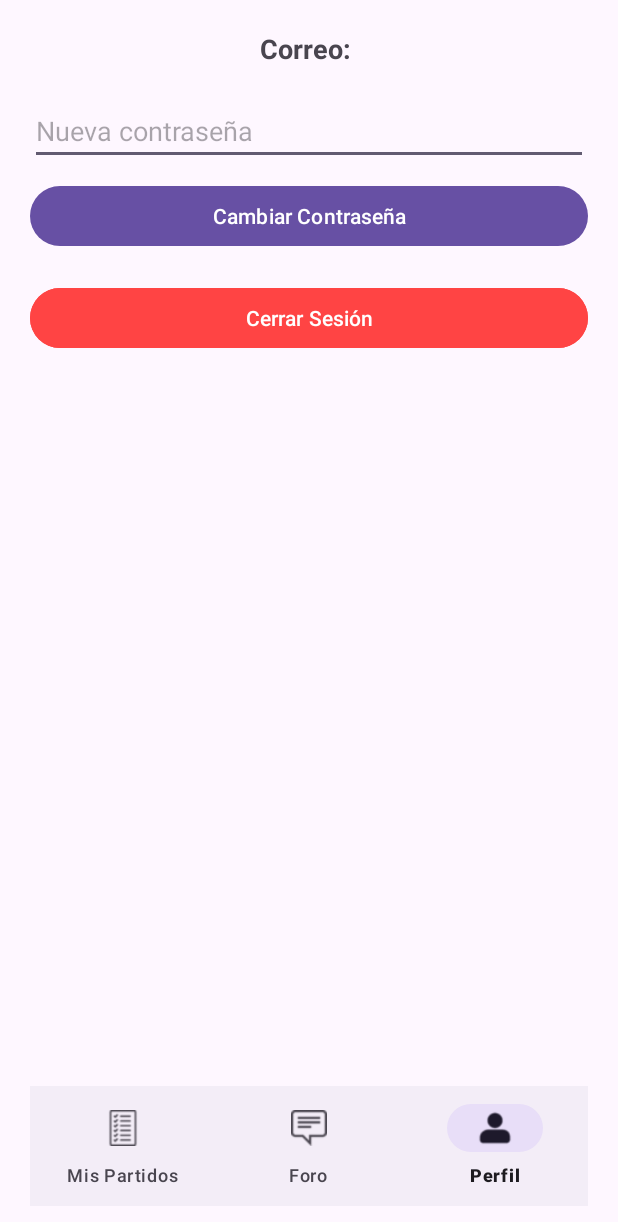
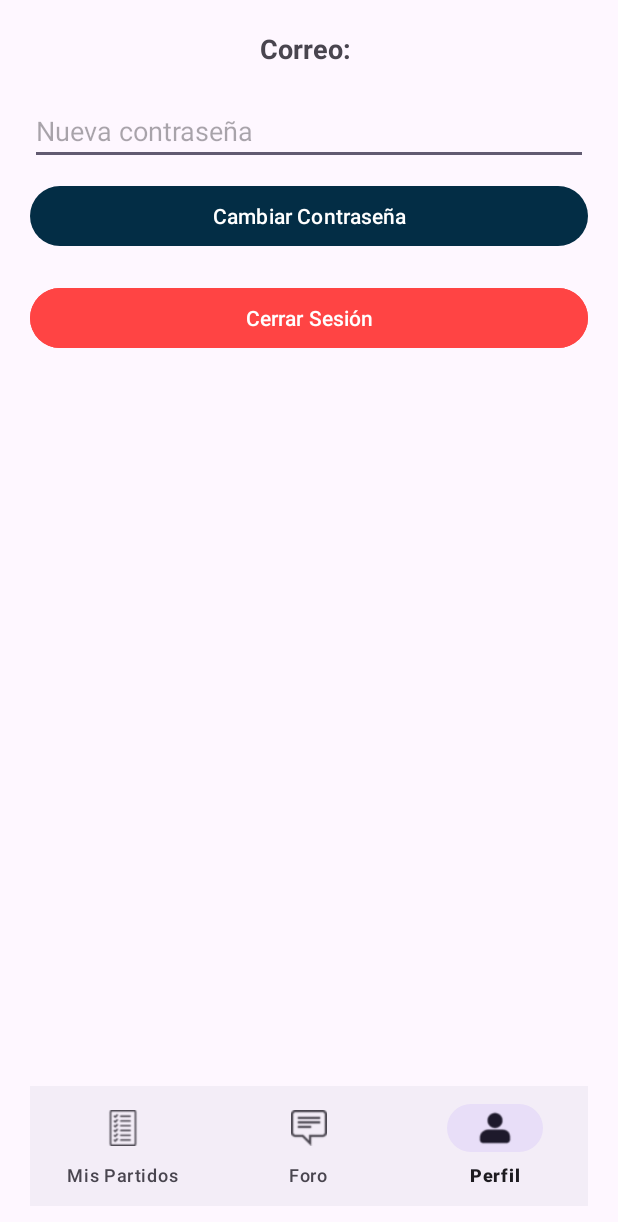
Before and after one commit to MigueldeNobrega/Futbol_Connection_Notes, an Android app: the screen it shows after launch once a user with an empty profile is signed in (MyProfileActivity), item 3 of the bottom bar chosen, on a phone screen of 412 x 824 dp. Shown: the top 1222 px of the screen. Run offline under Robolectric (Android 15) with nearby library versions, the phone set to English and light mode, and no system bars; our stand-ins replace Firebase (no records; nobody signed in at launch, a user with empty details on screens opened directly).

```diff
--- a/app/src/main/java/com/example/futbol_connection_notes/LoadScreenSplash.java
+++ b/app/src/main/java/com/example/futbol_connection_notes/LoadScreenSplash.java
@@ -15,18 +15,19 @@ public class LoadScreenSplash extends AppCompatActivity {
         super.onCreate(savedInstanceState);
         setContentView(R.layout.activity_load_screen_splash);
 
-        new Handler().postDelayed(new Runnable() {
+        new Handler().postDelayed(new Runnable() { //Ejecuta la funcion 1seg después.
             @Override
             public void run() {
+                //Verifica si hay una sesion iniciada, si la hay entra en la mainActivity, si no, lleva al login.
                 FirebaseUser currentUser = FirebaseAuth.getInstance().getCurrentUser();
                 if(currentUser==null){
                     startActivity(new Intent(LoadScreenSplash.this,LoginActivity.class));
                 }else{
                     startActivity(new Intent(LoadScreenSplash.this,MainActivity.class));
                 }
-                finish();
+                finish();//Termina la actividad y no puede volver con botones de retroceso.
             }
-        },1000);
+        },1000); //1Seg
 
     }
 }
--- a/app/src/main/res/values-night/themes.xml
+++ b/app/src/main/res/values-night/themes.xml
@@ -3,5 +3,6 @@
     <style name="Base.Theme.Futbol_Connection_Notes" parent="Theme.Material3.DayNight.NoActionBar">
         <!-- Customize your dark theme here. -->
         <!-- <item name="colorPrimary">@color/my_dark_primary</item> -->
+        <item name="colorPrimary">#032D45</item>
     </style>
 </resources>
--- a/app/src/main/res/values/themes.xml
+++ b/app/src/main/res/values/themes.xml
@@ -3,6 +3,7 @@
     <style name="Base.Theme.Futbol_Connection_Notes" parent="Theme.Material3.DayNight.NoActionBar">
         <!-- Customize your light theme here. -->
         <!-- <item name="colorPrimary">@color/my_light_primary</item> -->
+        <item name="colorPrimary">#032D45</item>
     </style>
 
     <style name="Theme.Futbol_Connection_Notes" parent="Base.Theme.Futbol_Connection_Notes" />
```
Also changed, not shown: app/src/main/res/layout/activity_load_screen_splash.xml (+13 -7 lines), app/src/main/res/drawable/logofc.png (added).
